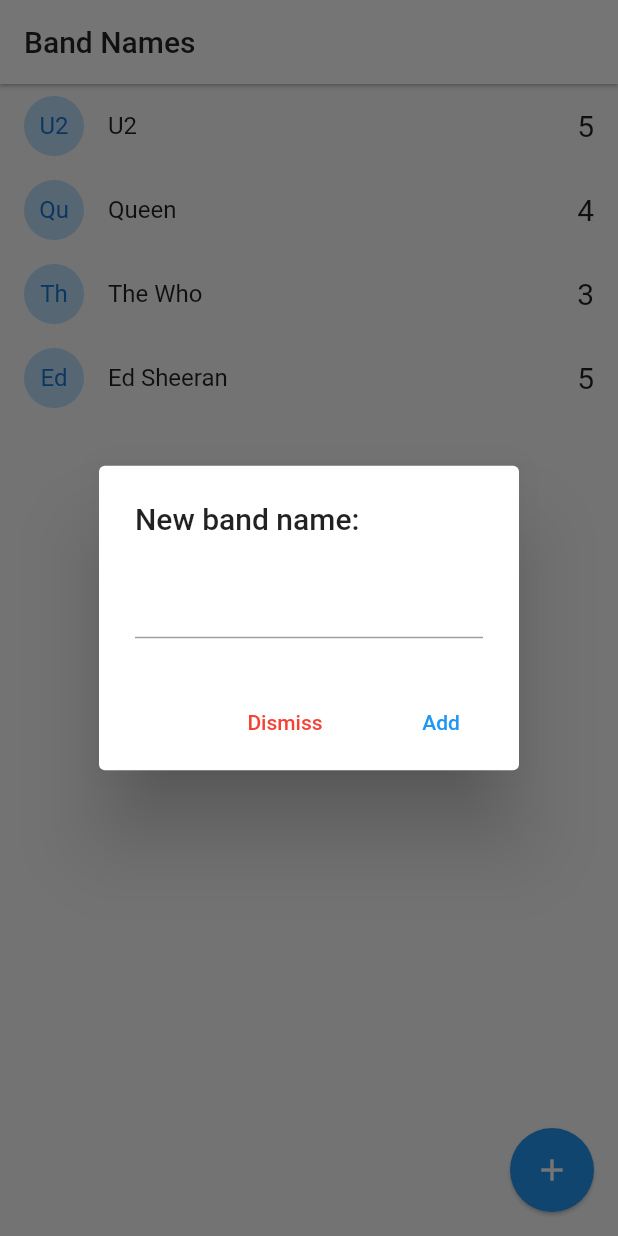
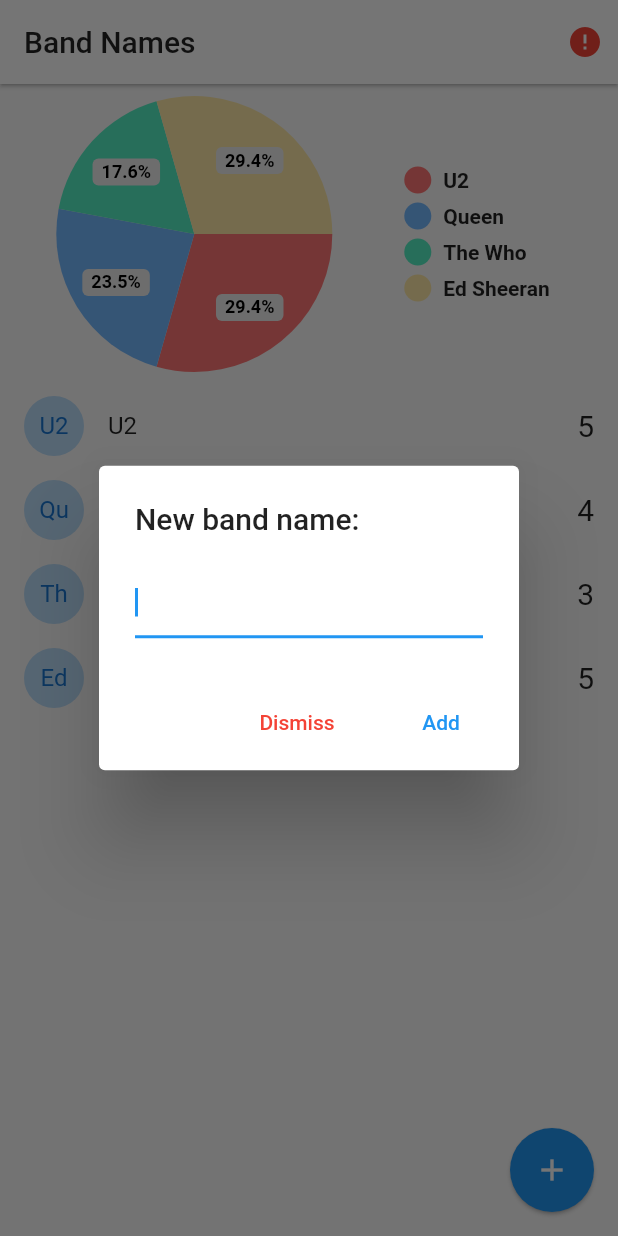
Before and after one commit to tomassasovsky/Flutter-Course-Advanced, a Flutter app: the screen it shows after launch, after a tap on the "add" icon, on a phone screen of 412 x 824 dp. Run offline on Flutter 3.47's test engine with Material 2 defaults, Android fonts, the phone set to English and light mode, and no system bars; drawn by our look-alikes of pie_chart; our stand-ins replace socket_io_client; network calls fail.

Commit message:
Bands - Socket.io app finished

```diff
--- a/band_names/lib/main.dart
+++ b/band_names/lib/main.dart
@@ -1,25 +1,35 @@
 import 'package:flutter/cupertino.dart';
 import 'package:flutter/material.dart';
 
+import 'package:provider/provider.dart';
+
 import 'package:band_names/pages/pages.dart';
+import 'package:band_names/services/services.dart';
 
 void main() => runApp(MyApp());
 
 class MyApp extends StatelessWidget {
   @override
   Widget build(BuildContext context) {
-    return MaterialApp(
+    return MultiProvider(
+      providers: [
+        ChangeNotifierProvider(create: (_) => SocketService()),
+      ],
+      child: MaterialApp(
         debugShowCheckedModeBanner: false,
         title: 'Material App',
         initialRoute: 'home',
         onGenerateRoute: (settings) {
           switch (settings.name) {
+            case 'status':
+              return CupertinoPageRoute(builder: (_) => StatusPage());
             case 'home':
               return CupertinoPageRoute(builder: (_) => HomePage());
             default:
               return CupertinoPageRoute(builder: (_) => HomePage());
           }
         },
+      ),
     );
   }
 }
--- a/band_names/lib/models/band.dart
+++ b/band_names/lib/models/band.dart
@@ -10,8 +10,8 @@
   });
 
   factory Band.fromMap(Map<String, dynamic> obj) => Band(
-        id: obj['id'],
-        name: obj['name'],
-        votes: obj['votes'],
+        id: obj.containsKey('id') ? obj['id'] : 'no-id',
+        name: obj.containsKey('name') ? obj['name'] : 'no-name',
+        votes: obj.containsKey('votes') ? obj['votes'] : 'no-votes',
       );
 }
--- a/band_names/lib/pages/home.dart
+++ b/band_names/lib/pages/home.dart
@@ -1,7 +1,11 @@
 import 'dart:io';
+import 'package:flutter/material.dart';
+import 'package:flutter/cupertino.dart';
 
-import 'package:flutter/cupertino.dart';
-import 'package:flutter/material.dart';
+import 'package:provider/provider.dart';
+import 'package:pie_chart/pie_chart.dart';
+
+import 'package:band_names/services/services.dart';
 import 'package:band_names/models/models.dart';
 
 class HomePage extends StatefulWidget {
@@ -18,16 +22,55 @@
   ];
 
   @override
+  void initState() {
+    super.initState();
+    final socketService = Provider.of<SocketService>(context, listen: false);
+    socketService.socket.on('active-bands', _handleActiveBands);
+  }
+
+  _handleActiveBands(dynamic payload) {
+    setState(() {
+      this.bands = (payload as List).map((band) => Band.fromMap(band)).toList();
+    });
+  }
+
+  @override
+  void dispose() {
+    final socketService = Provider.of<SocketService>(context, listen: false);
+    socketService.socket.off('active-bands');
+    super.dispose();
+  }
+
+  @override
   Widget build(BuildContext context) {
+    final socketService = Provider.of<SocketService>(context);
+    final isConnected = (socketService.serverStatus == ServerStatus.online);
     return Scaffold(
       appBar: AppBar(
         elevation: 1,
         title: Text('Band Names', style: TextStyle(color: Colors.black87)),
         backgroundColor: Colors.white,
+        actions: [
+          Container(
+            margin: EdgeInsets.only(right: 10),
+            child: Icon(
+              isConnected ? Icons.check_circle : Icons.error,
+              color: isConnected ? Colors.blue[300] : Colors.red,
             ),
-      body: ListView.builder(
+          ),
+        ],
+      ),
+      body: Column(
+        children: [
+          _showGraph(),
+          Expanded(
+            child: ListView.builder(
+              itemBuilder: (BuildContext context, int index) => _bandTile(bands[index]),
+              physics: BouncingScrollPhysics(),
               itemCount: bands.length,
-        itemBuilder: (BuildContext context, int index) => _bandTile(bands[index]),
+            ),
+          ),
+        ],
       ),
       floatingActionButton: FloatingActionButton(
         child: Icon(Icons.add),
@@ -39,6 +82,8 @@
   }
 
   Widget _bandTile(Band band) {
+    final socketService = Provider.of<SocketService>(context, listen: false);
+
     return Dismissible(
       child: ListTile(
         leading: CircleAvatar(
@@ -47,13 +92,10 @@
         ),
         title: Text(band.name ?? ''),
         trailing: Text('${band.votes ?? 0}', style: TextStyle(fontSize: 20)),
-        onTap: () {},
+        onTap: () => socketService.emit('vote-band', {'id': band.id}),
       ),
       key: UniqueKey(),
-      onDismissed: (DismissDirection direction) {
-        // TODO: delete on server
-        bands.remove(band);
-      },
+      onDismissed: (_) => socketService.emit('delete-band', {'id': band.id}),
       direction: DismissDirection.startToEnd,
       background: Container(
         padding: EdgeInsets.only(left: 8),
@@ -75,14 +117,12 @@
 
   addNewBand() {
     final textController = TextEditingController();
-
     if (Platform.isAndroid) {
       showDialog(
         context: context,
-        builder: (BuildContext context) {
-          return AlertDialog(
+        builder: (BuildContext context) => AlertDialog(
           title: Text('New band name:'),
-            content: TextField(controller: textController),
+          content: TextField(controller: textController, autofocus: true),
           actions: [
             MaterialButton(
               child: Text('Dismiss'),
@@ -90,7 +130,6 @@
               textColor: Colors.red,
               elevation: 5,
             ),
-              Spacer(),
             MaterialButton(
               child: Text('Add'),
               onPressed: () => addBandToList(textController.text),
@@ -98,17 +137,14 @@
               elevation: 5,
             ),
           ],
+        ),
       );
-        },
-      );
-      return;
-    }
+    } else {
       showCupertinoDialog(
         context: context,
-      builder: (BuildContext context) {
-        return CupertinoAlertDialog(
+        builder: (BuildContext context) => CupertinoAlertDialog(
           title: Text('New band name:'),
-          content: CupertinoTextField(controller: textController),
+          content: CupertinoTextField(controller: textController, autofocus: true),
           actions: [
             CupertinoDialogAction(
               child: Text('Add'),
@@ -121,16 +157,33 @@
               isDestructiveAction: true,
             ),
           ],
+        ),
       );
-      },
-    );
+    }
   }
 
   void addBandToList(String name) {
+    final socketService = Provider.of<SocketService>(context, listen: false);
     if (name.length >= 1) {
-      this.bands.add(Band(id: DateTime.now().toString(), name: name, votes: 0));
-      setState(() {});
+      socketService.emit('add-band', {'name': name});
     }
     Navigator.pop(context);
   }
+
+  _showGraph() {
+    Map<String, double> dataMap = {};
+    bands.forEach((band) {
+      dataMap.putIfAbsent(band.name!, () => band.votes!.toDouble());
+    });
+    return Container(
+      width: double.infinity,
+      height: 200,
+      child: PieChart(
+        dataMap: dataMap,
+        chartValuesOptions: ChartValuesOptions(
+          showChartValuesInPercentage: true,
+        ),
+      ),
+    );
   }
+}
--- a/band_names/lib/pages/pages.dart
+++ b/band_names/lib/pages/pages.dart
@@ -1 +1,2 @@
 export 'package:band_names/pages/home.dart';
+export 'package:band_names/pages/status.dart';
--- /dev/null
+++ b/band_names/lib/services/services.dart
@@ -0,0 +1 @@
+export 'package:band_names/services/socket_service.dart';
--- /dev/null
+++ b/band_names/lib/services/socket_service.dart
@@ -0,0 +1,46 @@
+import 'package:band_names/services/server.dart';
+import 'package:flutter/material.dart';
+
+import 'package:socket_io_client/socket_io_client.dart' as IO;
+
+enum ServerStatus {
+  online,
+  offline,
+  connecting,
+}
+
+class SocketService with ChangeNotifier {
+  ServerStatus _serverStatus = ServerStatus.connecting;
+  late IO.Socket _socket;
+
+  SocketService() {
+    this._initConfig();
+  }
+
+  void _initConfig() {
+    this._socket = IO.io(server, <String, dynamic>{
+      'transports': ['websocket'],
+      'autoConnect': true,
+    });
+
+    this._socket.on(('connect'), (_) {
+      this._serverStatus = ServerStatus.online;
+      notifyListeners();
+    });
+
+    this._socket.on(('disconnect'), (_) {
+      this._serverStatus = ServerStatus.offline;
+      notifyListeners();
+    });
+
+    // _socket.on(('new-message'), (payload) {
+    //   print('new-message:');
+    //   print('name: ' + payload['name']);
+    //   print(payload.containsKey('message') ? 'message: ' + payload['message'] : 'No message');
+    // });
+  }
+
+  ServerStatus get serverStatus => this._serverStatus;
+  IO.Socket get socket => this._socket;
+  Function get emit => this._socket.emit;
+}
--- a/band_names_server/package.json
+++ b/band_names_server/package.json
@@ -14,6 +14,7 @@
   "dependencies": {
     "dotenv": "^9.0.1",
     "express": "^4.17.1",
-    "socket.io": "^4.0.2"
+    "socket.io": "^2.3.0",
+    "uuid": "^8.3.2"
   }
 }
```
Also changed, not shown: band_names/lib/pages/status.dart (added, +32 -0 lines), band_names/pubspec.yaml (+3 -9 lines), band_names/pubspec.lock, band_names_server/package-lock.json, 6 other files. Lines whose indentation alone changed are shown as unchanged.
